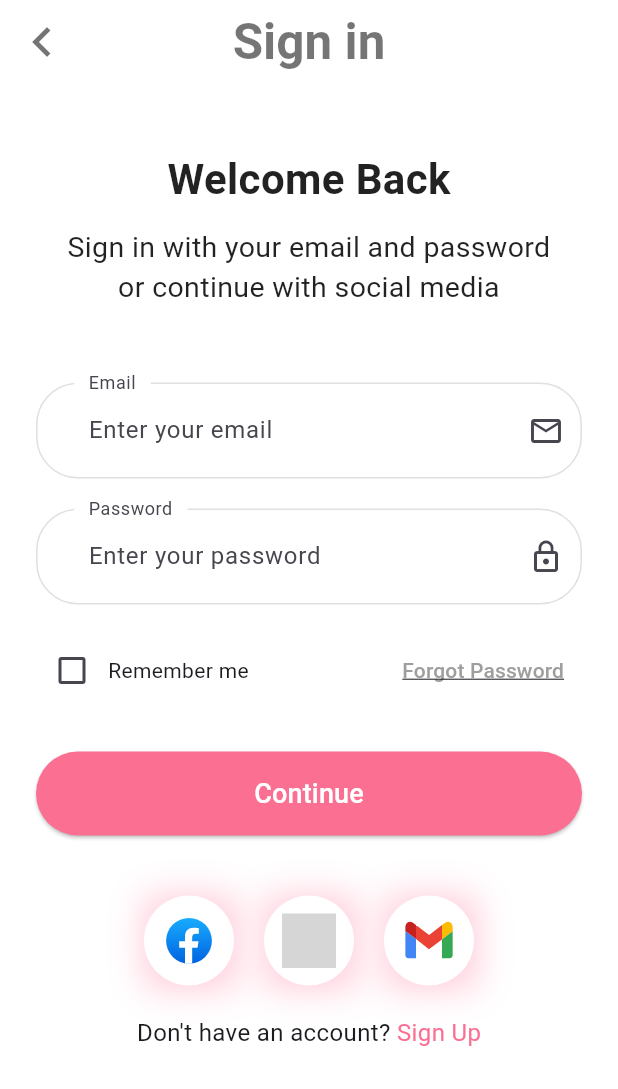
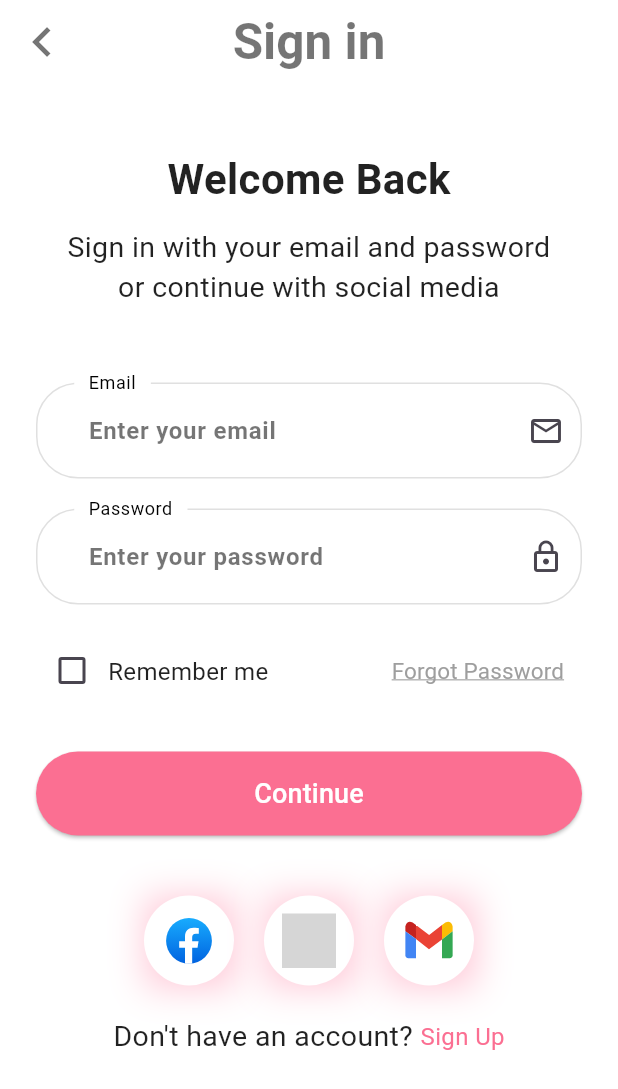
Before and after one commit to mahmoudashraf01/trendy_shop, a Flutter app: the LoginScreen screen opened by its route, on a phone screen of 412 x 824 dp. Shown: the top 1089 px of the screen. Run offline on Flutter 3.47's test engine with Material 3 defaults, Android fonts, the phone set to English and light mode, and no system bars; our stand-ins replace flutter_svg, get, shared_preferences; accounts and stored records are empty; grey boxes are pictures that could not be loaded.

Commit message:
finishing login styles

```diff
--- a/lib/view/widgets/login/build_email_field.dart
+++ b/lib/view/widgets/login/build_email_field.dart
@@ -1,6 +1,7 @@
 import 'package:flutter/material.dart';
 import 'package:get/get.dart';
 import 'package:trendy_shop/utils/styles/colors.dart';
+import 'package:trendy_shop/utils/styles/text.dart';
 
 class EmailField extends StatelessWidget {
   const EmailField({super.key, required this.emailController});
@@ -15,6 +16,8 @@ class EmailField extends StatelessWidget {
       decoration: InputDecoration(
         labelText: 'Email'.tr,
         hintText: 'Enter your email'.tr,
+        labelStyle: title2.copyWith(color: Colors.black),
+        hintStyle: title2Bold.copyWith(color: Colors.black54),
         floatingLabelBehavior: FloatingLabelBehavior.always,
         contentPadding: const EdgeInsets.symmetric(
           horizontal: 25,
--- a/lib/view/widgets/login/build_password_field.dart
+++ b/lib/view/widgets/login/build_password_field.dart
@@ -1,6 +1,7 @@
 import 'package:flutter/material.dart';
 import 'package:get/get.dart';
 import 'package:trendy_shop/utils/styles/colors.dart';
+import 'package:trendy_shop/utils/styles/text.dart';
 
 class PasswordField extends StatelessWidget {
   const PasswordField({super.key, required this.passwordController});
@@ -14,6 +15,8 @@ class PasswordField extends StatelessWidget {
       decoration: InputDecoration(
         labelText: 'Password'.tr,
         hintText: 'Enter your password'.tr,
+        labelStyle: title2.copyWith(color: Colors.black),
+        hintStyle: title2Bold.copyWith(color: Colors.black54),
         floatingLabelBehavior: FloatingLabelBehavior.always,
         contentPadding: const EdgeInsets.symmetric(
           horizontal: 25,
--- a/lib/view/widgets/login/remember_to_forget_row.dart
+++ b/lib/view/widgets/login/remember_to_forget_row.dart
@@ -1,6 +1,7 @@
 import 'package:flutter/material.dart';
 import 'package:get/get.dart';
 import 'package:trendy_shop/utils/styles/colors.dart';
+import 'package:trendy_shop/utils/styles/text.dart';
 
 class RememberForgetRow extends StatelessWidget {
   const RememberForgetRow({
@@ -21,7 +22,7 @@ class RememberForgetRow extends StatelessWidget {
           activeColor: AppColors.appBordersColor,
           onChanged: onChanged,
         ),
-        Text('Remember me'.tr, style: const TextStyle(fontSize: 14)),
+        Text('Remember me'.tr, style: title2.copyWith(color: Colors.black87)),
         const Spacer(),
         TextButton(
           onPressed: () {
@@ -29,10 +30,11 @@ class RememberForgetRow extends StatelessWidget {
           },
           child: Text(
             'Forgot Password'.tr,
-            style: TextStyle(
+            style: body.copyWith(
               decoration: TextDecoration.underline,
-              color: Colors.grey,
-              fontSize: 14,
+              color: AppColors.grey,
+              fontSize: 15,
+              decorationColor: AppColors.grey,
             ),
           ),
         ),
--- a/lib/view/widgets/login/sign_in_options.dart
+++ b/lib/view/widgets/login/sign_in_options.dart
@@ -1,6 +1,7 @@
 import 'package:flutter/material.dart';
 import 'package:get/get.dart';
 import 'package:trendy_shop/utils/styles/colors.dart';
+import 'package:trendy_shop/utils/styles/text.dart';
 
 class SignInOptions extends StatelessWidget {
   const SignInOptions({super.key});
@@ -12,7 +13,7 @@ class SignInOptions extends StatelessWidget {
       children: [
         Text(
           "Don't have an account? ".tr,
-          style: const TextStyle(fontSize: 16),
+          style: title1.copyWith(color: Colors.black87),
         ),
         GestureDetector(
           onTap: () {
@@ -20,7 +21,7 @@ class SignInOptions extends StatelessWidget {
           },
           child: Text(
             'Sign Up'.tr,
-            style: TextStyle(fontSize: 16, color: AppColors.appBordersColor),
+            style: title2.copyWith(color: AppColors.appBordersColor),
           ),
         ),
       ],
```
